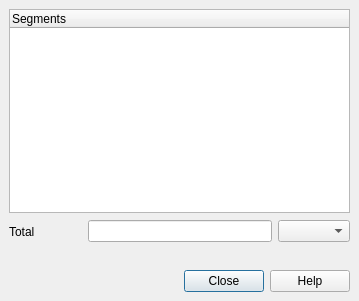
Before: the Qt Designer form src/ui/qgsmeasurebase.ui in carsmie/QGIS, drawn with Qt 5.
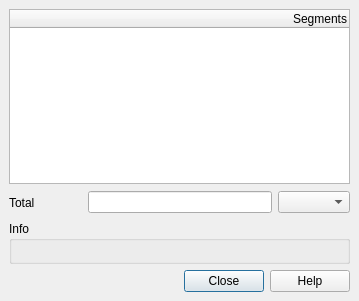
After: the same form once the commit is applied. Icons and pictures are not drawn. Custom widgets are drawn as their Qt base class.

Commit message: Right align header in ui file. Add info in groupbox

Diff of the .ui file:
```diff
--- a/src/ui/qgsmeasurebase.ui
+++ b/src/ui/qgsmeasurebase.ui
@@ -100,19 +100,12 @@
       <property name="text">
        <string>Segments</string>
       </property>
+      <property name="textAlignment">
+       <set>AlignRight|AlignVCenter</set>
+      </property>
      </column>
     </widget>
    </item>
-   <item row="5" column="0" colspan="4">
-    <widget class="QLabel" name="mNotesLabel">
-     <property name="text">
-      <string/>
-     </property>
-     <property name="wordWrap">
-      <bool>true</bool>
-     </property>
-    </widget>
-   </item>
    <item row="6" column="0" colspan="4">
     <widget class="QDialogButtonBox" name="buttonBox">
      <property name="standardButtons">
@@ -120,9 +113,48 @@
      </property>
     </widget>
    </item>
+   <item row="5" column="0" colspan="4">
+    <widget class="QgsCollapsibleGroupBox" name="groupBox">
+     <property name="title">
+      <string>Info</string>
+     </property>
+     <layout class="QVBoxLayout" name="verticalLayout">
+      <property name="leftMargin">
+       <number>3</number>
+      </property>
+      <property name="topMargin">
+       <number>3</number>
+      </property>
+      <property name="rightMargin">
+       <number>3</number>
+      </property>
+      <property name="bottomMargin">
+       <number>3</number>
+      </property>
+      <item>
+       <widget class="QLabel" name="mNotesLabel">
+        <property name="text">
+         <string/>
+        </property>
+        <property name="wordWrap">
+         <bool>true</bool>
+        </property>
+       </widget>
+      </item>
+     </layout>
+    </widget>
+   </item>
   </layout>
  </widget>
  <layoutdefault spacing="6" margin="11"/>
+ <customwidgets>
+  <customwidget>
+   <class>QgsCollapsibleGroupBox</class>
+   <extends>QGroupBox</extends>
+   <header>qgscollapsiblegroupbox.h</header>
+   <container>1</container>
+  </customwidget>
+ </customwidgets>
  <tabstops>
   <tabstop>mTable</tabstop>
   <tabstop>editTotal</tabstop>
```
The commit also changes 1 other file.
